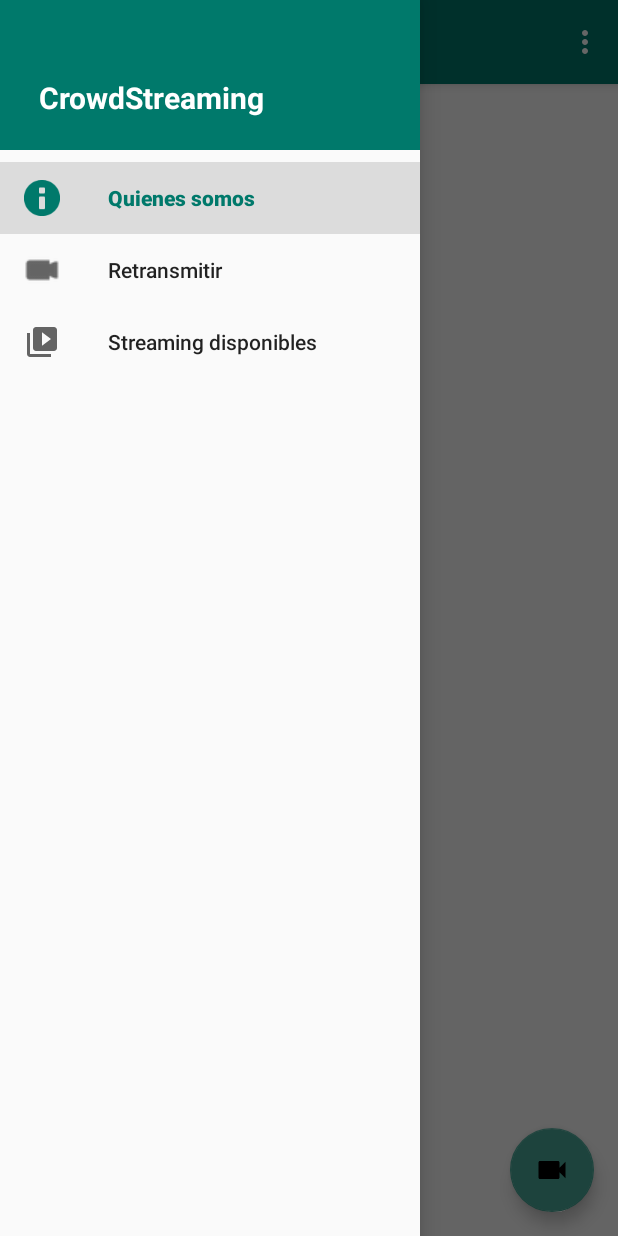
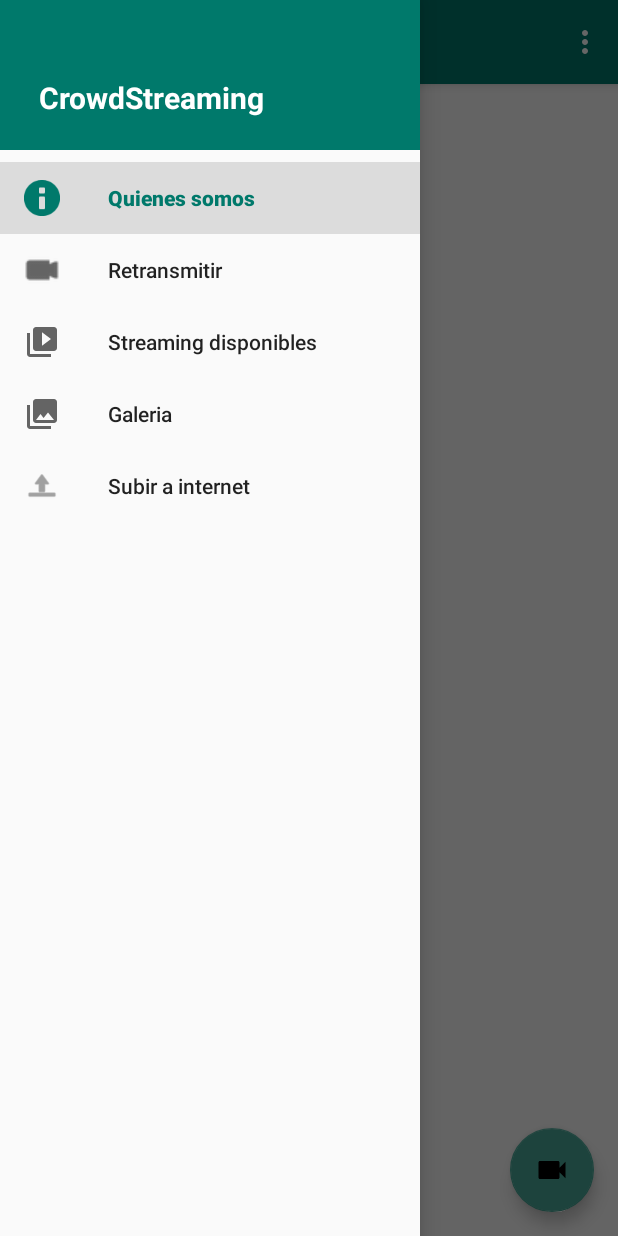
Before and after one commit to davidsalido/CrowdStreaming, an Android app: the screen it shows after launch (MainActivity), with the side drawer open, on a phone screen of 412 x 824 dp. Run offline under Robolectric (Android 15) with nearby library versions, the phone set to English and light mode, and no system bars; our stand-ins replace navigation-ui.

Commit message:
Añadido las vistas de galeria y compartir por internet.

```diff
--- a/app/src/main/java/com/crowdstreaming/ui/main/MainActivity.java
+++ b/app/src/main/java/com/crowdstreaming/ui/main/MainActivity.java
@@ -73,7 +73,7 @@ public class MainActivity extends AppCompatActivity implements MainView {
         NavigationView navigationView = findViewById(R.id.nav_view);
 
 
-        mAppBarConfiguration = new AppBarConfiguration.Builder(R.id.nav_home, R.id.nav_gallery, R.id.nav_slideshow)
+        mAppBarConfiguration = new AppBarConfiguration.Builder(R.id.nav_home, R.id.nav_streaming, R.id.nav_avaliables, R.id.nav_gallery, R.id.nav_gateway)
                 .setDrawerLayout(drawer)
                 .build();
 
--- a/app/src/main/java/com/crowdstreaming/ui/streaming/StreamingActivity.java
+++ b/app/src/main/java/com/crowdstreaming/ui/streaming/StreamingActivity.java
@@ -181,7 +181,7 @@ public class StreamingActivity extends AppCompatActivity implements StreamingVie
     @Override
     public void onBackPressed(){
         super.onBackPressed();
-        stopStreaming();
+        if(streaming) stopStreaming();
     }
 
     @Override
--- a/app/src/main/res/menu/activity_main_drawer.xml
+++ b/app/src/main/res/menu/activity_main_drawer.xml
@@ -9,12 +9,23 @@
             android:icon="@android:drawable/ic_dialog_info"
             android:title="@string/menu_home" />
         <item
+            android:id="@+id/nav_streaming"
+            android:icon="@android:drawable/presence_video_away"
+            android:title="@string/menu_streaming" />
+        <item
+            android:id="@+id/nav_avaliables"
+            android:icon="@drawable/ic_menu_slideshow"
+            android:title="@string/menu_avaliables" />
+
+        <item
             android:id="@+id/nav_gallery"
-            android:icon="@android:drawable/presence_video_away"
+            android:icon="@drawable/ic_menu_gallery"
             android:title="@string/menu_gallery" />
+
         <item
-            android:id="@+id/nav_slideshow"
-            android:icon="@drawable/ic_menu_slideshow"
-            android:title="@string/menu_slideshow" />
+            android:id="@+id/nav_gateway"
+            android:icon="@android:drawable/ic_menu_upload"
+            android:title="@string/menu_gateway" />
+
     </group>
 </menu>
--- a/app/src/main/res/values/strings.xml
+++ b/app/src/main/res/values/strings.xml
@@ -3,8 +3,10 @@
     <string name="action_settings">Ajustes</string>
 
     <string name="menu_home">Quienes somos</string>
-    <string name="menu_gallery">Retransmitir</string>
-    <string name="menu_slideshow">Streaming disponibles</string>
+    <string name="menu_streaming">Retransmitir</string>
+    <string name="menu_avaliables">Streaming disponibles</string>
+    <string name="menu_gallery">Galeria</string>
+    <string name="menu_gateway">Subir a internet</string>
 
     <string name="home_second">Home Second</string>
     <string name="title_activity_settings">Settings</string>
@@ -32,4 +34,7 @@
 
     <string name="hello_first_fragment">Hello first fragment</string>
     <string name="hello_second_fragment">Hello second fragment. Arg: %1$s</string>
+
+    <!-- TODO: Remove or change this placeholder text -->
+    <string name="hello_blank_fragment">Hello blank fragment</string>
 </resources>
```
Also changed, not shown: app/src/main/java/com/crowdstreaming/ui/gallery/GalleryFragment.java (added, +65 -0 lines), app/src/main/java/com/crowdstreaming/ui/gateway/GatewayFragment.java (added, +65 -0 lines), app/src/main/res/layout/fragment_gallery.xml (added, +14 -0 lines), app/src/main/res/layout/fragment_gateway.xml (added, +14 -0 lines), app/src/main/res/navigation/mobile_navigation.xml (+19 -20 lines).
